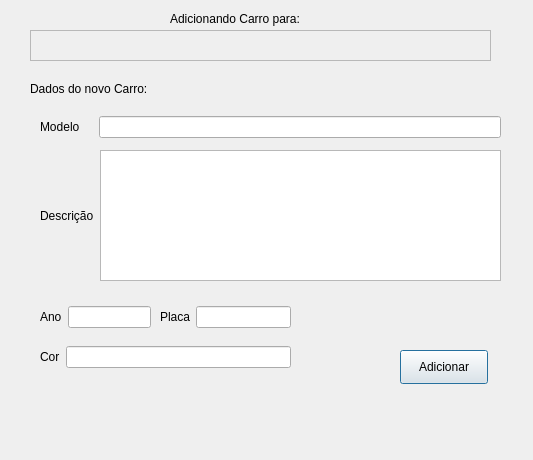
Qt form addclientcar.ui (bedi1982/Oficina) before a commit.
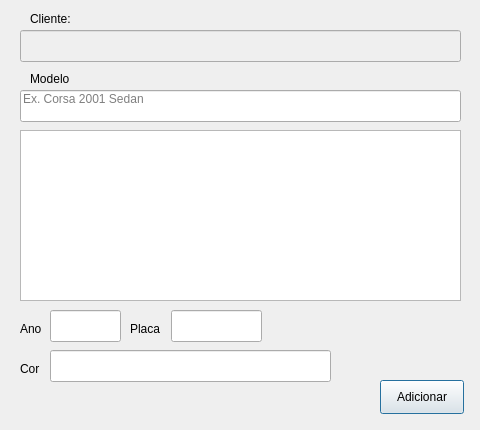
The same form after that commit.

Patch:
```diff
--- a/addclientcar.ui
+++ b/addclientcar.ui
@@ -6,58 +6,31 @@
    <rect>
     <x>0</x>
     <y>0</y>
-    <width>533</width>
-    <height>460</height>
+    <width>480</width>
+    <height>430</height>
    </rect>
   </property>
+  <property name="minimumSize">
+   <size>
+    <width>480</width>
+    <height>430</height>
+   </size>
+  </property>
+  <property name="maximumSize">
+   <size>
+    <width>480</width>
+    <height>430</height>
+   </size>
+  </property>
   <property name="windowTitle">
    <string>Adicionando Carro ao Cliente</string>
   </property>
-  <widget class="QTextEdit" name="txt_ClientName">
-   <property name="enabled">
-    <bool>false</bool>
-   </property>
-   <property name="geometry">
-    <rect>
-     <x>30</x>
-     <y>30</y>
-     <width>461</width>
-     <height>31</height>
-    </rect>
-   </property>
-  </widget>
-  <widget class="QLabel" name="lbl_CarOwner">
-   <property name="geometry">
-    <rect>
-     <x>170</x>
-     <y>10</y>
-     <width>161</width>
-     <height>18</height>
-    </rect>
-   </property>
-   <property name="text">
-    <string>Adicionando Carro para:</string>
-   </property>
-  </widget>
-  <widget class="QLabel" name="lbl_CarData">
-   <property name="geometry">
-    <rect>
-     <x>30</x>
-     <y>80</y>
-     <width>161</width>
-     <height>18</height>
-    </rect>
-   </property>
-   <property name="text">
-    <string>Dados do novo Carro:</string>
-   </property>
-  </widget>
   <widget class="QLabel" name="lbl_Emoticon">
    <property name="geometry">
     <rect>
-     <x>310</x>
-     <y>320</y>
-     <width>91</width>
+     <x>380</x>
+     <y>310</y>
+     <width>71</width>
      <height>51</height>
     </rect>
    </property>
@@ -68,9 +41,9 @@
   <widget class="QPushButton" name="btn_Add">
    <property name="geometry">
     <rect>
-     <x>400</x>
-     <y>350</y>
-     <width>88</width>
+     <x>380</x>
+     <y>380</y>
+     <width>84</width>
      <height>34</height>
     </rect>
    </property>
@@ -81,9 +54,9 @@
   <widget class="QLabel" name="lbl_Feedback">
    <property name="geometry">
     <rect>
-     <x>40</x>
+     <x>20</x>
      <y>390</y>
-     <width>461</width>
+     <width>351</width>
      <height>18</height>
     </rect>
    </property>
@@ -91,168 +64,181 @@
     <string/>
    </property>
   </widget>
-  <widget class="QWidget" name="layoutWidget">
+  <widget class="QPlainTextEdit" name="txtPlain_Description">
    <property name="geometry">
     <rect>
-     <x>40</x>
-     <y>110</y>
-     <width>461</width>
-     <height>34</height>
+     <x>20</x>
+     <y>130</y>
+     <width>441</width>
+     <height>171</height>
     </rect>
    </property>
-   <layout class="QHBoxLayout" name="horizontalLayout">
-    <item>
-     <widget class="QLabel" name="lbl_Model">
-      <property name="text">
-       <string>Modelo    </string>
-      </property>
-     </widget>
-    </item>
-    <item>
-     <widget class="QLineEdit" name="txt_Model">
-      <property name="inputMethodHints">
-       <set>Qt::ImhNone</set>
-      </property>
-      <property name="text">
-       <string/>
-      </property>
-      <property name="maxLength">
-       <number>50</number>
-      </property>
-      <property name="alignment">
-       <set>Qt::AlignLeading|Qt::AlignLeft|Qt::AlignTop</set>
-      </property>
-      <property name="placeholderText">
-       <string/>
-      </property>
-     </widget>
-    </item>
-   </layout>
+   <property name="tabChangesFocus">
+    <bool>true</bool>
+   </property>
+   <property name="plainText">
+    <string/>
+   </property>
+   <property name="placeholderText">
+    <string>Insira um descrição do Carro. Máximo 300 letras. </string>
+   </property>
   </widget>
-  <widget class="QWidget" name="layoutWidget">
+  <widget class="QLineEdit" name="txt_Model">
    <property name="geometry">
     <rect>
-     <x>40</x>
-     <y>150</y>
-     <width>461</width>
-     <height>131</height>
+     <x>20</x>
+     <y>90</y>
+     <width>441</width>
+     <height>32</height>
     </rect>
    </property>
-   <layout class="QHBoxLayout" name="horizontalLayout_2">
-    <item>
-     <widget class="QLabel" name="lbl_Description">
-      <property name="text">
-       <string>Descrição</string>
-      </property>
-     </widget>
-    </item>
-    <item>
-     <widget class="QPlainTextEdit" name="txtPlain_Description">
-      <property name="tabChangesFocus">
-       <bool>true</bool>
-      </property>
-      <property name="plainText">
-       <string/>
-      </property>
-      <property name="placeholderText">
-       <string>Máximo 300 letras.</string>
-      </property>
-     </widget>
-    </item>
-   </layout>
+   <property name="inputMethodHints">
+    <set>Qt::ImhNone</set>
+   </property>
+   <property name="text">
+    <string/>
+   </property>
+   <property name="maxLength">
+    <number>50</number>
+   </property>
+   <property name="alignment">
+    <set>Qt::AlignLeading|Qt::AlignLeft|Qt::AlignTop</set>
+   </property>
+   <property name="placeholderText">
+    <string>Ex. Corsa 2001 Sedan</string>
+   </property>
   </widget>
-  <widget class="QWidget" name="layoutWidget">
+  <widget class="QLabel" name="lbl_Model">
    <property name="geometry">
     <rect>
-     <x>40</x>
-     <y>300</y>
-     <width>111</width>
-     <height>34</height>
+     <x>30</x>
+     <y>70</y>
+     <width>60</width>
+     <height>18</height>
     </rect>
    </property>
-   <layout class="QHBoxLayout" name="horizontalLayout_3">
-    <item>
-     <widget class="QLabel" name="lbl_CarYear">
-      <property name="text">
-       <string>Ano</string>
-      </property>
-     </widget>
-    </item>
-    <item>
-     <widget class="QLineEdit" name="txt_Year">
-      <property name="inputMethodHints">
-       <set>Qt::ImhNone</set>
-      </property>
-      <property name="inputMask">
-       <string>9999</string>
-      </property>
-      <property name="text">
-       <string/>
-      </property>
-      <property name="maxLength">
-       <number>4</number>
-      </property>
-     </widget>
-    </item>
-   </layout>
+   <property name="text">
+    <string>Modelo    </string>
+   </property>
   </widget>
-  <widget class="QWidget" name="layoutWidget">
+  <widget class="QLabel" name="lbl_CarOwner">
    <property name="geometry">
     <rect>
-     <x>160</x>
-     <y>300</y>
-     <width>131</width>
-     <height>34</height>
+     <x>30</x>
+     <y>10</y>
+     <width>61</width>
+     <height>18</height>
     </rect>
    </property>
-   <layout class="QHBoxLayout" name="horizontalLayout_4">
-    <item>
-     <widget class="QLabel" name="lbl_PlacaCarro">
-      <property name="text">
-       <string>Placa</string>
-      </property>
-     </widget>
-    </item>
-    <item>
-     <widget class="QLineEdit" name="txt_Placa">
-      <property name="text">
-       <string/>
-      </property>
-      <property name="maxLength">
-       <number>10</number>
-      </property>
-     </widget>
-    </item>
-   </layout>
+   <property name="text">
+    <string>Cliente:</string>
+   </property>
   </widget>
-  <widget class="QWidget" name="layoutWidget">
+  <widget class="QLineEdit" name="line_NomeCliente">
+   <property name="enabled">
+    <bool>false</bool>
+   </property>
    <property name="geometry">
     <rect>
-     <x>40</x>
-     <y>340</y>
-     <width>251</width>
-     <height>34</height>
+     <x>20</x>
+     <y>30</y>
+     <width>441</width>
+     <height>32</height>
     </rect>
    </property>
-   <layout class="QHBoxLayout" name="horizontalLayout_5">
-    <item>
-     <widget class="QLabel" name="lbl_CarColor">
-      <property name="text">
-       <string>Cor</string>
-      </property>
-     </widget>
-    </item>
-    <item>
-     <widget class="QLineEdit" name="txt_Color">
-      <property name="text">
-       <string/>
-      </property>
-      <property name="maxLength">
-       <number>26</number>
-      </property>
-     </widget>
-    </item>
-   </layout>
+  </widget>
+  <widget class="QLineEdit" name="txt_Color">
+   <property name="geometry">
+    <rect>
+     <x>50</x>
+     <y>350</y>
+     <width>281</width>
+     <height>32</height>
+    </rect>
+   </property>
+   <property name="text">
+    <string/>
+   </property>
+   <property name="maxLength">
+    <number>26</number>
+   </property>
+  </widget>
+  <widget class="QLabel" name="lbl_CarColor">
+   <property name="geometry">
+    <rect>
+     <x>20</x>
+     <y>360</y>
+     <width>23</width>
+     <height>18</height>
+    </rect>
+   </property>
+   <property name="text">
+    <string>Cor</string>
+   </property>
+  </widget>
+  <widget class="QLineEdit" name="txt_Placa">
+   <property name="geometry">
+    <rect>
+     <x>171</x>
+     <y>310</y>
+     <width>91</width>
+     <height>32</height>
+    </rect>
+   </property>
+   <property name="text">
+    <string/>
+   </property>
+   <property name="maxLength">
+    <number>10</number>
+   </property>
+  </widget>
+  <widget class="QLabel" name="lbl_PlacaCarro">
+   <property name="geometry">
+    <rect>
+     <x>130</x>
+     <y>320</y>
+     <width>32</width>
+     <height>18</height>
+    </rect>
+   </property>
+   <property name="text">
+    <string>Placa</string>
+   </property>
+  </widget>
+  <widget class="QLabel" name="lbl_CarYear">
+   <property name="geometry">
+    <rect>
+     <x>20</x>
+     <y>320</y>
+     <width>25</width>
+     <height>18</height>
+    </rect>
+   </property>
+   <property name="text">
+    <string>Ano</string>
+   </property>
+  </widget>
+  <widget class="QLineEdit" name="txt_Year">
+   <property name="geometry">
+    <rect>
+     <x>50</x>
+     <y>310</y>
+     <width>71</width>
+     <height>32</height>
+    </rect>
+   </property>
+   <property name="inputMethodHints">
+    <set>Qt::ImhNone</set>
+   </property>
+   <property name="inputMask">
+    <string>9999</string>
+   </property>
+   <property name="text">
+    <string/>
+   </property>
+   <property name="maxLength">
+    <number>4</number>
+   </property>
   </widget>
  </widget>
  <tabstops>
```
Left out of the diff: 2 changed lines with no effect on the pictures.
